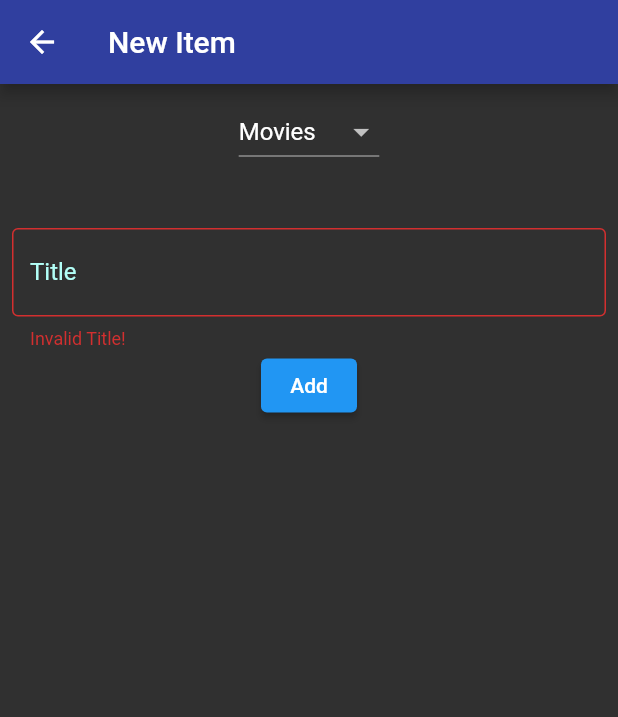
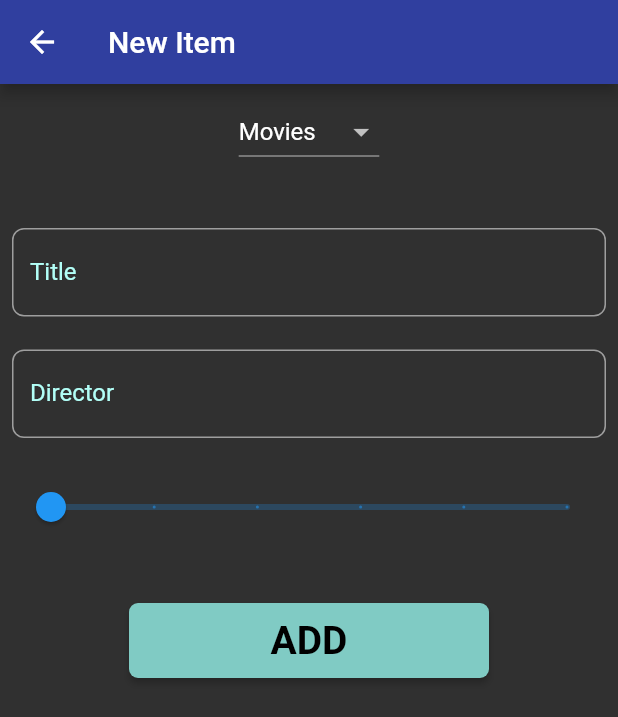
Before and after one commit to SosnaK1/Plibrary, a Flutter app: the NewItemPage screen opened directly, on a phone screen of 412 x 824 dp. Shown: the top 717 px of the screen. Run offline on Flutter 3.47's test engine with Material 2 defaults, Android fonts, the light colour scheme and no system bars; our stand-ins replace bloc, cloud_firestore, equatable, firebase_auth, firebase_core, flutter_bloc and 4 more; accounts and stored records are empty.

Commit message:
Develop new item screen

```diff
--- a/lib/database_service/database_repository.dart
+++ b/lib/database_service/database_repository.dart
@@ -29,7 +29,7 @@ class DatabaseRepository {
         .collection('users')
         .doc(_authenticationRepository.currentUser.id)
         .collection('movies')
-        .doc(movie.id)
+        .doc(movie.hashCode.toString())
         .set(movie.toMap());
   }
 
@@ -53,7 +53,7 @@ class DatabaseRepository {
         .snapshots()
         .map((snapshot) {
       return snapshot.docs
-          .map((document) => Movie.fromMap(document.data(), "1"))
+          .map((document) => Movie.fromMap(document.data()))
           .toList();
     });
   }
--- a/lib/database_service/models/movie.dart
+++ b/lib/database_service/models/movie.dart
@@ -1,29 +1,52 @@
-enum Genre {
-  thriller,
-  horror,
-  adventure,
-}
+// enum MovieGenre {
+//   Action,
+//   Adventure,
+//   Animation,
+//   Biography,
+//   Comedy,
+//   Crime,
+//   Documentary,
+//   Drama,
+//   Family,
+//   Fantasy,
+//   Film_Noir,
+//   History,
+//   Horror,
+//   Music,
+//   Musical,
+//   Mystery,
+//   Romance,
+//   SciFi,
+//   Short_Film,
+//   Sport,
+//   Superhero,
+//   Thriller,
+//   War,
+//   Western
+// }
+
+// extension ParseToString on MovieGenre {
+//   String toShortString() {
+//     return this.toString().split('.').last;
+//   }
+// }
+
+// T enumFromString<T>(Iterable<T> values, String value) {
+//   return values.firstWhere((type) => type.toString().split(".").last == value,
+//       orElse: () => null);
+// }
 
 class Movie {
-  final String id;
-  final Genre type;
   final String title;
   final String director;
   final String imageURL;
-  final String score;
+  final double score;
 
   const Movie(
-      {this.id,
-      this.type,
-      this.title,
-      this.director,
-      this.imageURL,
-      this.score});
+      {this.title, this.director, this.imageURL, this.score});
 
-  Movie.fromMap(Map<String, dynamic> data, String id)
+  Movie.fromMap(Map<String, dynamic> data)
       : this(
-            id: id,
-            type: Genre.values[0],
             title: data['title'],
             director: data['director'],
             imageURL: data['image'],
@@ -31,8 +54,6 @@ class Movie {
 
   Map<String, dynamic> toMap() {
     return {
-      'id': id,
-      'type': type.index,
       'title': title,
       'director': director,
       'imageURL': imageURL,
--- a/lib/forms/models/title.dart
+++ b/lib/forms/models/title.dart
@@ -8,6 +8,6 @@ class Title extends FormzInput<String, TitleValidationError> {
 
   @override
   TitleValidationError validator(String value) {
-    return value.length >= 6 ? null : TitleValidationError.invalid;
+    return value.length > 0 ? null : TitleValidationError.invalid;
   }
 }
--- a/lib/pages/new_item/cubit/new_item_state.dart
+++ b/lib/pages/new_item/cubit/new_item_state.dart
@@ -4,23 +4,33 @@ class NewItemState extends Equatable {
   const NewItemState({
     this.selectedItemType = "Movies",
     this.title = const Title.pure(),
+    this.director = "",
+    this.score = 0,
     this.status = FormzStatus.pure,
   });
 
   final String selectedItemType;
   final Title title;
+  final String director;
+  final double score;
   final FormzStatus status;
 
   static const itemTypes = ["Movies", "Series", "Books", "Games"];
 
   @override
-  List<Object> get props => [selectedItemType, title, status];
+  List<Object> get props => [selectedItemType, title, director, score, status];
 
   NewItemState copyWith(
-      {String selectedItemType, Title title, FormzStatus status}) {
+      {String selectedItemType,
+      Title title,
+      String director,
+      double score,
+      FormzStatus status}) {
     return NewItemState(
         selectedItemType: selectedItemType ?? this.selectedItemType,
         title: title ?? this.title,
+        director: director ?? this.director,
+        score: score ?? this.score,
         status: status ?? this.status);
   }
 }
--- a/lib/pages/new_item/view/new_item_page.dart
+++ b/lib/pages/new_item/view/new_item_page.dart
@@ -1,8 +1,15 @@
 import 'package:flutter/material.dart';
 import 'package:flutter_bloc/flutter_bloc.dart';
+import 'package:flutter_spinkit/flutter_spinkit.dart';
 import 'package:plibrary/database_service/database_repository.dart';
+import 'package:plibrary/database_service/models/movie.dart';
 import 'package:plibrary/pages/new_item/cubit/new_item_cubit.dart';
+import 'package:plibrary/utils/toast_utils.dart';
 import 'package:plibrary/widgets/default_text_form_field.dart';
+import 'package:plibrary/widgets/main_button.dart';
+import 'package:formz/formz.dart';
+
+import '../../../themes.dart';
 
 class NewItemPage extends StatelessWidget {
   const NewItemPage({Key key}) : super(key: key);
@@ -20,7 +27,14 @@ class NewItemPage extends StatelessWidget {
           title: Text("New Item"),
         ),
         body: BlocConsumer<NewItemCubit, NewItemState>(
-          listener: (context, state) {},
+          listener: (context, state) {
+            if (state.status == FormzStatus.submissionFailure) {
+              ToastUtils.showCustomToast(context, "Authentication Failed");
+            } else if (state.status == FormzStatus.submissionSuccess) {
+              print("Dodano");
+              Navigator.pop(context);
+            }
+          },
           builder: (context, state) {
             return Center(
               child: Padding(
@@ -43,21 +57,46 @@ class NewItemPage extends StatelessWidget {
                         );
                       }).toList(),
                     ),
-                    SizedBox(height: 40,),
+                    SizedBox(
+                      height: 40,
+                    ),
                     DefaultTextFormField(
                       labelText: "Title",
                       onChanged: (String newValue) {
-context
-                            .read<NewItemCubit>()
-                            .titleChanged(newValue);
+                        context.read<NewItemCubit>().titleChanged(newValue);
                       },
-                      errorText: "Invalid Title!",
+                      errorText: state.title.invalid ? "Invalid Title!" : null,
                     ),
-                    ElevatedButton(
-                        onPressed: () {
+                    DefaultTextFormField(
+                        labelText: "Director",
+                        onChanged: (String newValue) {
+                          context
+                              .read<NewItemCubit>()
+                              .directorChanged(newValue);
+                        }),
+                    Slider(
+                        max: 5.0,
+                        divisions: 5,
+                        value: state.score,
+                        onChanged: (double newValue) {
+                          context.read<NewItemCubit>().scoreChanged(newValue);
+                        }),
+                    SizedBox(
+                      height: 40,
+                    ),
+                    MainButton(
+                      child: !state.status.isSubmissionInProgress
+                          ? Text("Add".toUpperCase())
+                          : SpinKitWave(color: accentColorDark, size: 30.0),
+                      onPressed: () async {
+                        if (!state.status.isValid) {
+                          ToastUtils.showCustomToast(
+                              context, "Please fill all the fields");
+                        } else if (state.status.isValidated) {
                           context.read<NewItemCubit>().newItemSubmitted();
-                        },
-                        child: Text("Add"))
+                        }
+                      },
+                    )
                   ],
                 ),
               ),
```
Also changed, not shown: lib/pages/new_item/cubit/new_item_cubit.dart (+26 -7 lines).
